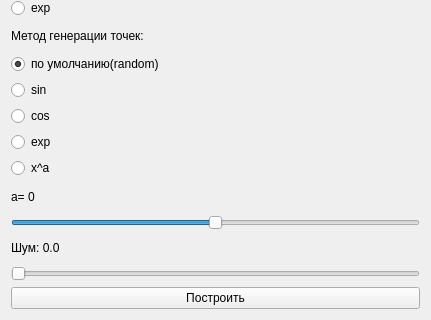
This is code_interfaces/ui/p_variable.ui in mercurialpro/p-splines as Qt 5 draws it before an edit; both pictures show x 0 to 431 and y 457 to 777 of the 431 by 777 pixel window. The edited form follows.
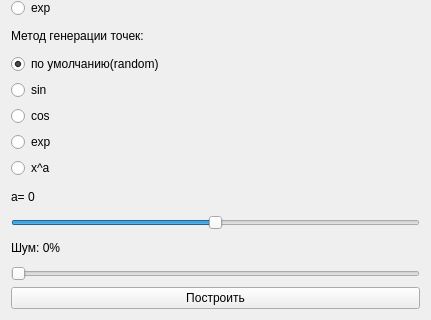
This is the edited form.

Commit message: Добавлен шум, масштабированный по L2 норме функции, и регулируемый так, чтобы величина добавленного шума была пропорциональна норме функции.

The edit to the form file:
```diff
--- a/code_interfaces/ui/p_variable.ui
+++ b/code_interfaces/ui/p_variable.ui
@@ -277,7 +277,7 @@
    <item>
     <widget class="QLabel" name="label_noise">
      <property name="text">
-      <string>Шум: 0.0</string>
+      <string>Шум: 0%</string>
      </property>
     </widget>
    </item>
```
Left out of the diff: 2 changed lines with no effect on the pictures. The commit also changes 2 other files.
